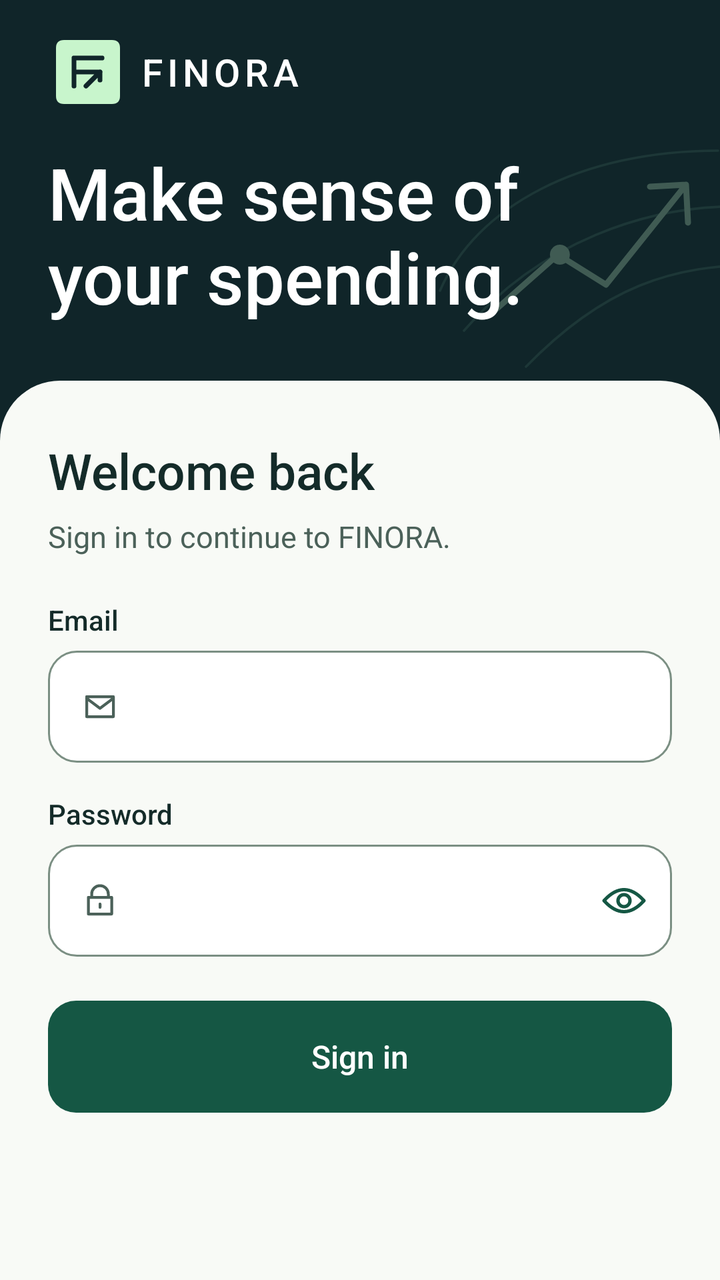
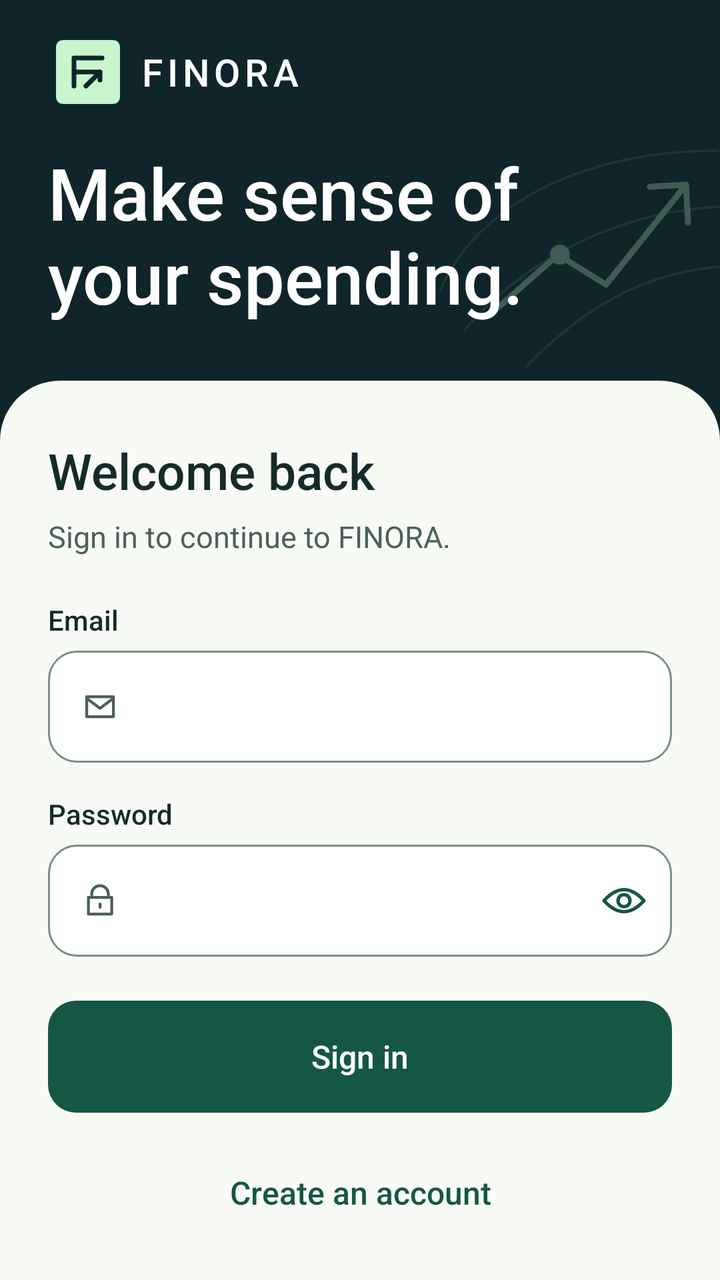

Compare the two renders of this Android layout. The source of the first and the diff that turns it into the second are given below.
<!-- AndroidManifest.xml: application theme Theme.Finora -->
<!-- res/layout/activity_login.xml -->
<ScrollView xmlns:android="http://schemas.android.com/apk/res/android"
    xmlns:app="http://schemas.android.com/apk/res-auto"
    android:id="@+id/login_root"
    android:layout_width="match_parent"
    android:layout_height="match_parent"
    android:fillViewport="true"
    android:scrollbars="none">

    <LinearLayout
        android:layout_width="match_parent"
        android:layout_height="wrap_content"
        android:focusableInTouchMode="true"
        android:orientation="vertical">

        <FrameLayout
            android:layout_width="match_parent"
            android:layout_height="wrap_content">

            <ImageView
                android:id="@+id/login_brand_art"
                android:layout_width="@dimen/finora_art_size"
                android:layout_height="@dimen/finora_art_size"
                android:layout_gravity="end|bottom"
                android:importantForAccessibility="no"
                android:alpha="0.26"
                android:src="@drawable/finora_orbit" />

            <LinearLayout
                android:id="@+id/login_brand_content"
                android:layout_width="match_parent"
                android:layout_height="wrap_content"
                android:orientation="vertical"
                android:paddingStart="@dimen/finora_outer_margin"
                android:paddingTop="@dimen/finora_space_m"
                android:paddingEnd="@dimen/finora_outer_margin"
                android:paddingBottom="@dimen/finora_space_xl">

                <TextView
                    style="@style/FinoraText.Wordmark"
                    android:layout_width="match_parent"
                    android:layout_height="wrap_content"
                    app:drawableStartCompat="@drawable/finora_mark"
                    android:drawablePadding="@dimen/finora_space_xs"
                    android:gravity="center_vertical"
                    android:text="@string/app_name" />

                <TextView
                    android:id="@+id/login_brand_headline"
                    style="@style/FinoraText.Display"
                    android:layout_width="match_parent"
                    android:layout_height="wrap_content"
                    android:layout_marginTop="@dimen/finora_space_m"
                    android:text="@string/login_brand_headline" />
            </LinearLayout>
        </FrameLayout>

        <LinearLayout
            android:id="@+id/login_sheet"
            android:layout_width="match_parent"
            android:layout_height="0dp"
            android:layout_weight="1"
            android:background="@drawable/finora_sheet"
            android:orientation="vertical"
            android:paddingStart="@dimen/finora_outer_margin"
            android:paddingTop="@dimen/finora_space_xl"
            android:paddingEnd="@dimen/finora_outer_margin"
            android:paddingBottom="@dimen/finora_space_xl">

            <TextView
                android:id="@+id/login_heading"
                style="@style/FinoraText.Heading"
                android:layout_width="match_parent"
                android:layout_height="wrap_content"
                android:text="@string/login_heading" />

            <TextView
                style="@style/FinoraText.Body"
                android:layout_width="match_parent"
                android:layout_height="wrap_content"
                android:layout_marginTop="@dimen/finora_space_xs"
                android:text="@string/login_support" />

            <TextView
                style="@style/FinoraText.Label"
                android:layout_width="match_parent"
                android:layout_height="wrap_content"
                android:layout_marginTop="@dimen/finora_space_l"
                android:labelFor="@+id/email"
                android:text="@string/email" />

            <LinearLayout
                android:id="@+id/email_field"
                android:layout_width="match_parent"
                android:layout_height="wrap_content"
                android:layout_marginTop="@dimen/finora_space_xs"
                android:background="@drawable/finora_field"
                android:gravity="center_vertical"
                android:orientation="horizontal">

                <ImageView
                    android:layout_width="@dimen/finora_icon"
                    android:layout_height="@dimen/finora_icon"
                    android:layout_marginStart="@dimen/finora_space_m"
                    android:importantForAccessibility="no"
                    android:src="@drawable/finora_ic_mail" />

                <EditText
                    android:id="@id/email"
                    style="@style/FinoraInput"
                    android:layout_width="0dp"
                    android:layout_height="wrap_content"
                    android:layout_weight="1"
                    android:autofillHints="username"
                    android:imeOptions="actionNext"
                    android:inputType="textEmailAddress"
                    android:nextFocusForward="@+id/password" />
            </LinearLayout>

            <TextView
                android:id="@+id/email_error"
                style="@style/FinoraText.FieldError"
                android:layout_width="match_parent"
                android:layout_height="wrap_content"
                android:accessibilityLiveRegion="polite"
                android:visibility="gone" />

            <TextView
                style="@style/FinoraText.Label"
                android:layout_width="match_parent"
                android:layout_height="wrap_content"
                android:layout_marginTop="@dimen/finora_space_m"
                android:labelFor="@id/password"
                android:text="@string/password" />

            <LinearLayout
                android:id="@+id/password_field"
                android:layout_width="match_parent"
                android:layout_height="wrap_content"
                android:layout_marginTop="@dimen/finora_space_xs"
                android:background="@drawable/finora_field"
                android:gravity="center_vertical"
                android:orientation="horizontal">

                <ImageView
                    android:layout_width="@dimen/finora_icon"
                    android:layout_height="@dimen/finora_icon"
                    android:layout_marginStart="@dimen/finora_space_m"
                    android:importantForAccessibility="no"
                    android:src="@drawable/finora_ic_lock" />

                <EditText
                    android:id="@id/password"
                    style="@style/FinoraInput"
                    android:layout_width="0dp"
                    android:layout_height="wrap_content"
                    android:layout_weight="1"
                    android:autofillHints="password"
                    android:imeOptions="actionDone|flagNoPersonalizedLearning"
                    android:inputType="textPassword"
                    android:saveEnabled="false" />

                <ImageButton
                    android:id="@+id/password_visibility"
                    style="@style/FinoraButton.Secondary"
                    android:layout_width="@dimen/finora_touch"
                    android:layout_height="@dimen/finora_touch"
                    android:minHeight="@dimen/finora_touch"
                    android:padding="0dp"
                    app:tint="@color/finora_secondary_text"
                    android:contentDescription="@string/login_show_password"
                    android:src="@drawable/finora_ic_eye" />
            </LinearLayout>

            <TextView
                android:id="@+id/password_error"
                style="@style/FinoraText.FieldError"
                android:layout_width="match_parent"
                android:layout_height="wrap_content"
                android:accessibilityLiveRegion="polite"
                android:visibility="gone" />

            <Button
                android:id="@+id/sign_in"
                style="@style/FinoraButton.Primary"
                android:layout_width="match_parent"
                android:layout_height="wrap_content"
                android:layout_marginTop="@dimen/finora_space_l"
                android:text="@string/sign_in" />

            <include android:id="@+id/login_feedback" layout="@layout/view_state" />
        </LinearLayout>
    </LinearLayout>
</ScrollView>
<!-- res/layout/view_state.xml (included above) -->
<LinearLayout xmlns:android="http://schemas.android.com/apk/res/android"
    android:layout_width="match_parent"
    android:layout_height="wrap_content"
    android:layout_marginTop="@dimen/finora_space_s"
    android:gravity="center_vertical"
    android:orientation="horizontal"
    android:padding="@dimen/finora_space_s"
    android:visibility="gone">

    <ProgressBar
        android:id="@+id/state_progress"
        style="?android:attr/progressBarStyleSmall"
        android:layout_width="@dimen/finora_icon"
        android:layout_height="@dimen/finora_icon"
        android:layout_marginEnd="@dimen/finora_space_s"
        android:importantForAccessibility="no"
        android:indeterminateTint="@color/finora_green"
        android:visibility="gone" />

    <ImageView
        android:id="@+id/state_icon"
        android:layout_width="@dimen/finora_icon"
        android:layout_height="@dimen/finora_icon"
        android:layout_marginEnd="@dimen/finora_space_s"
        android:importantForAccessibility="no"
        android:visibility="gone" />

    <TextView
        android:id="@+id/state_message"
        style="@style/FinoraText.Body"
        android:layout_width="0dp"
        android:layout_height="wrap_content"
        android:layout_weight="1"
        android:accessibilityLiveRegion="polite" />
</LinearLayout>
<!-- resources referenced by this layout -->
<resources>
  <color name="finora_green">#155744</color>
  <dimen name="finora_art_size">152dp</dimen>
  <dimen name="finora_icon">20dp</dimen>
  <dimen name="finora_outer_margin">24dp</dimen>
  <dimen name="finora_space_l">22dp</dimen>
  <dimen name="finora_space_m">16dp</dimen>
  <dimen name="finora_space_s">12dp</dimen>
  <dimen name="finora_space_xl">28dp</dimen>
  <dimen name="finora_space_xs">6dp</dimen>
  <dimen name="finora_touch">48dp</dimen>
  <!-- drawable finora_sheet (drawable) -->
  <shape xmlns:android="http://schemas.android.com/apk/res/android">
      <solid android:color="@color/finora_surface" />
      <corners android:topLeftRadius="@dimen/finora_sheet_radius"
          android:topRightRadius="@dimen/finora_sheet_radius" />
  </shape>
  <string name="app_name">FINORA</string>
  <string name="email">Email</string>
  <string name="login_brand_headline">Make sense of\nyour spending.</string>
  <string name="login_heading">Welcome back</string>
  <string name="login_show_password">Show password</string>
  <string name="login_support">Sign in to continue to FINORA.</string>
  <string name="password">Password</string>
  <string name="sign_in">Sign in</string>
  <style name="FinoraButton.Primary">
          <item name="android:background">@drawable/finora_button_primary</item>
          <item name="android:textColor">@color/finora_primary_text</item>
      </style>
  <style name="FinoraButton.Secondary">
          <item name="android:background">@drawable/finora_button_secondary</item>
          <item name="android:textColor">@color/finora_secondary_text</item>
      </style>
  <style name="FinoraText.Body">
          <item name="android:textSize">15sp</item>
          <item name="android:textColor">@color/finora_muted</item>
      </style>
  <style name="FinoraText.Display">
          <item name="android:textColor">@color/finora_on_navy</item>
          <item name="android:textSize">36sp</item>
          <item name="android:fontFamily">sans-serif-medium</item>
      </style>
  <style name="FinoraText.FieldError" parent="FinoraText.Caption">
          <item name="android:paddingTop">@dimen/finora_space_xs</item>
          <item name="android:textColor">@color/finora_error</item>
      </style>
  <style name="FinoraText.Heading">
          <item name="android:textSize">25sp</item>
          <item name="android:fontFamily">sans-serif-medium</item>
      </style>
  <style name="FinoraText.Label">
          <item name="android:textSize">14sp</item>
          <item name="android:fontFamily">sans-serif-medium</item>
      </style>
  <style name="FinoraText.Wordmark">
          <item name="android:textColor">@color/finora_on_navy</item>
          <item name="android:textSize">19sp</item>
          <item name="android:fontFamily">sans-serif-medium</item>
          <item name="android:letterSpacing">0.12</item>
      </style>
  <color name="finora_field">#FFFFFF</color>
  <dimen name="finora_control_radius">14dp</dimen>
  <dimen name="finora_focus_width">2dp</dimen>
  <color name="finora_error">#982C30</color>
  <color name="finora_focus">#247755</color>
  <dimen name="finora_outline_width">1dp</dimen>
  <color name="finora_outline">#7B8F83</color>
  <color name="finora_muted">#4B6159</color>
  <color name="finora_mint">#C8F5CC</color>
  <color name="finora_navy">#102529</color>
  <color name="finora_navy_line">#436D60</color>
  <color name="finora_surface">#F8FAF6</color>
  <dimen name="finora_sheet_radius">30dp</dimen>
  <dimen name="finora_control_height">56dp</dimen>
  <color name="finora_ink">#142B29</color>
  <color name="finora_on_navy">#FFFFFF</color>
  <style name="FinoraText.Caption">
          <item name="android:textSize">13sp</item>
          <item name="android:textColor">@color/finora_muted</item>
      </style>
  <color name="finora_disabled">#DFE9E1</color>
  <color name="finora_pressed">#104536</color>
  <color name="finora_success_surface">#E1F2E5</color>
  <!-- unchanged entries left out for length: 10 -->
</resources>

<!-- the commit's change to res/layout/activity_login.xml (unified diff, before → after) -->
@@ -188,6 +188,14 @@
                 android:text="@string/sign_in" />
 
             <include android:id="@+id/login_feedback" layout="@layout/view_state" />
+
+            <Button
+                android:id="@+id/create_account"
+                style="@style/FinoraButton.Secondary"
+                android:layout_width="match_parent"
+                android:layout_height="wrap_content"
+                android:layout_marginTop="@dimen/finora_space_s"
+                android:text="@string/register_open" />
         </LinearLayout>
     </LinearLayout>
 </ScrollView>
<!-- resource entries referenced after the edit -->
@@ -23,6 +23,7 @@
   <string name="login_show_password">Show password</string>
   <string name="login_support">Sign in to continue to FINORA.</string>
   <string name="password">Password</string>
+  <string name="register_open">Create an account</string>
   <string name="sign_in">Sign in</string>
   <style name="FinoraButton.Primary">
           <item name="android:background">@drawable/finora_button_primary</item>
